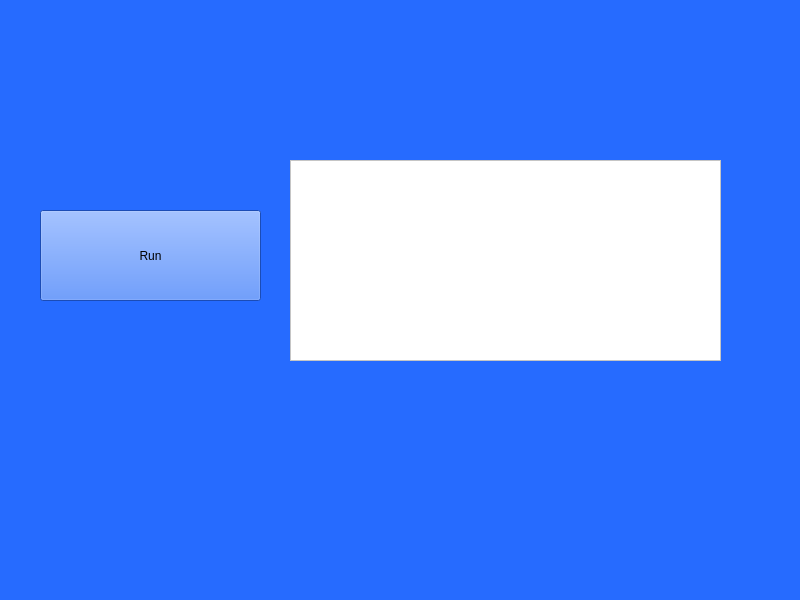
Before: the Qt Designer form form.ui in christianniebling/peak_detector, drawn with Qt 5.
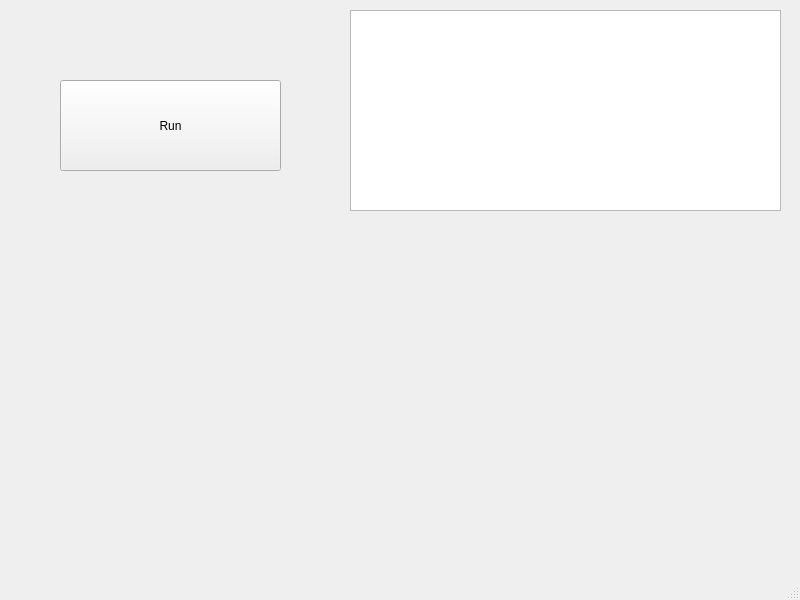
After: the same form once the commit is applied. Custom widgets are drawn as their Qt base class.

Diff of the .ui file:
```diff
--- a/form.ui
+++ b/form.ui
@@ -13,18 +13,12 @@
   <property name="windowTitle">
    <string>MainWindow</string>
   </property>
-  <property name="autoFillBackground">
-   <bool>false</bool>
-  </property>
-  <property name="styleSheet">
-   <string notr="true">background-color: rgb(38, 107, 255);</string>
-  </property>
   <widget class="QWidget" name="centralwidget">
    <widget class="QPushButton" name="button1">
     <property name="geometry">
      <rect>
-      <x>40</x>
-      <y>210</y>
+      <x>60</x>
+      <y>80</y>
       <width>221</width>
       <height>91</height>
      </rect>
@@ -36,17 +30,21 @@
    <widget class="QTextBrowser" name="output_box_1">
     <property name="geometry">
      <rect>
-      <x>290</x>
-      <y>160</y>
+      <x>350</x>
+      <y>10</y>
       <width>431</width>
       <height>201</height>
      </rect>
     </property>
-    <property name="autoFillBackground">
-     <bool>false</bool>
-    </property>
-    <property name="styleSheet">
-     <string notr="true">background-color: rgb(255, 255, 255);</string>
+   </widget>
+   <widget class="PlotWidget" name="graph_widget" native="true">
+    <property name="geometry">
+     <rect>
+      <x>20</x>
+      <y>250</y>
+      <width>741</width>
+      <height>271</height>
+     </rect>
     </property>
    </widget>
   </widget>
@@ -62,6 +60,14 @@
   </widget>
   <widget class="QStatusBar" name="statusbar"/>
  </widget>
+ <customwidgets>
+  <customwidget>
+   <class>PlotWidget</class>
+   <extends>QWidget</extends>
+   <header>pyqtgraph</header>
+   <container>1</container>
+  </customwidget>
+ </customwidgets>
  <resources/>
  <connections/>
 </ui>
```
Left out of the diff: 2 changed lines with no effect on the pictures.
